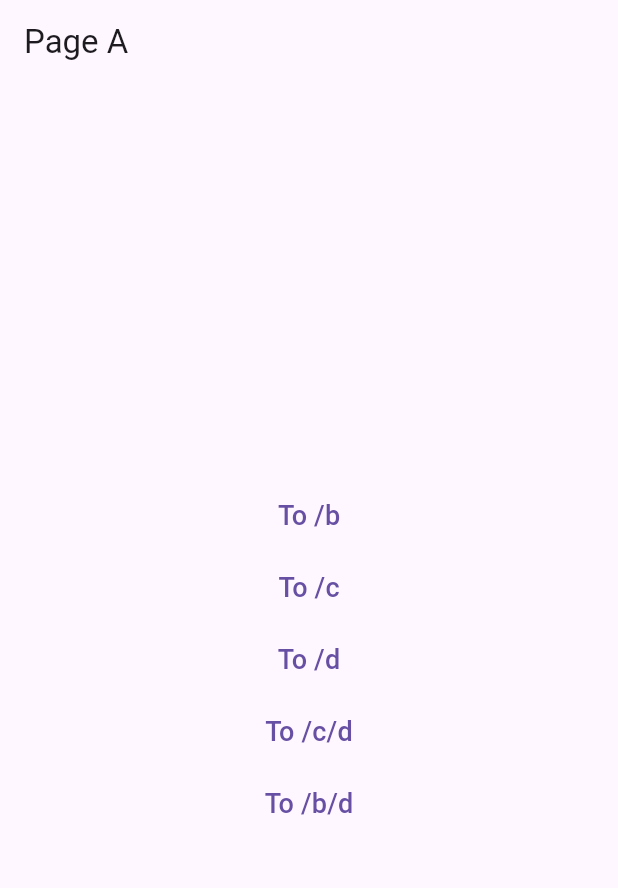
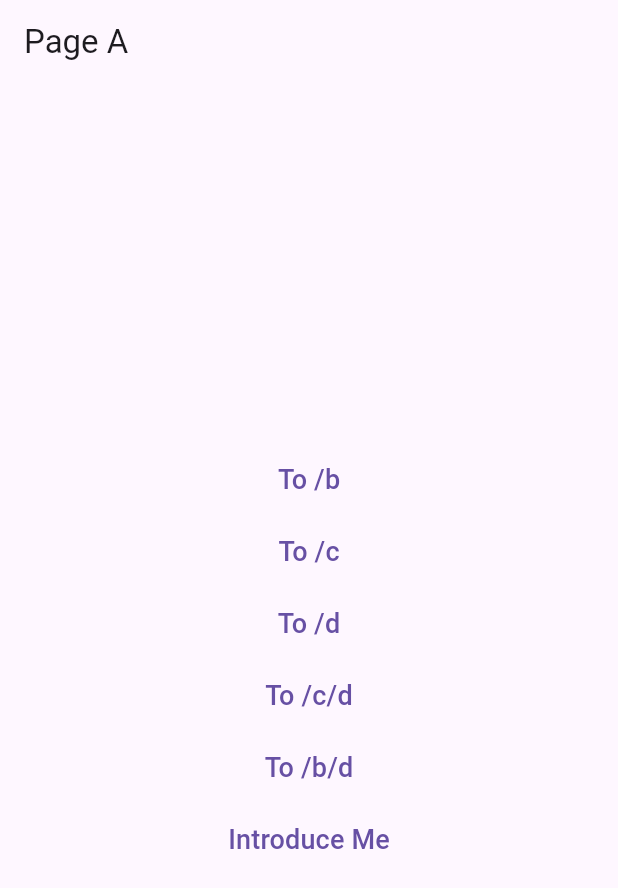
Before and after one commit to armin1440/tree_navigation, a Flutter app: the screen it shows after launch, on a phone screen of 412 x 824 dp. Shown: the top 888 px of the screen. Run offline on Flutter 3.47's test engine with Material 3 defaults, Android fonts, the phone set to English and light mode, and no system bars; our stand-ins replace bot_toast, get_it, go_router.

Commit message:
added "Introduce Me" button

```diff
--- a/example/lib/main.dart
+++ b/example/lib/main.dart
@@ -2,7 +2,6 @@ import 'package:flutter/material.dart';
 import 'package:tree_navigation/tree_navigation.dart';
 
 GlobalKey<NavigatorState> topKey = GlobalKey<NavigatorState>();
-GlobalKey<NavigatorState> shellKey = GlobalKey<NavigatorState>();
 
 void main() async {
   runApp(
@@ -23,7 +22,7 @@ class _MyAppState extends State<MyApp> {
     super.initState();
     TreeNavigation.init(
       useNavigationOne: false,
-      globalKeyList: [topKey, shellKey],
+      globalKeyList: [topKey],
       routeInfoList: Routes.allRoutes,
       routeTreeDefaultPageBuilder: (_, state, child, routeName) => MyCustomTransitionPage(
         key: state.pageKey,
@@ -58,38 +57,24 @@ class _MyAppState extends State<MyApp> {
   Widget build(BuildContext context) {
     return TreeNavigation.makeMaterialApp(
       navigatorKey: topKey,
-      globalKeyList: [topKey, shellKey],
+      globalKeyList: [topKey],
       routeInfoList: Routes.allRoutes,
       routes: [
         TreeRoute(
-          routeInfo: Routes.pageD,
-          pageWidget: const PageD(),
+          routeInfo: Routes.pageA,
+          pageWidget: const PageA(),
         ),
         TreeRoute(
           routeInfo: Routes.pageB,
           pageWidget: const PageB(),
-          routes: [
-            TreeRoute(
-              routeInfo: Routes.pageD,
-              pageWidget: const PageD(),
-            ),
-          ],
         ),
         TreeRoute(
-          routeInfo: Routes.pageA,
-          pageWidget: const PageA(),
-          routes: [
-            TreeRoute(
-              routeInfo: Routes.pageC,
-              pageWidget: const PageC(),
-              routes: [
-                TreeRoute(
-                  routeInfo: Routes.pageD,
-                  pageWidget: const PageD(),
-                ),
-              ],
-            ),
-          ],
+          routeInfo: Routes.pageC,
+          pageWidget: const PageC(),
+        ),
+        TreeRoute(
+          routeInfo: Routes.pageD,
+          pageWidget: const PageD(),
         ),
       ],
     );
@@ -145,6 +130,7 @@ class PageA extends StatelessWidget {
                 route: Routes.pageD,
                 parent: Routes.pageB,
               ),
+              PageNameButton(),
             ],
           ),
         ),
@@ -168,6 +154,7 @@ class PageB extends StatelessWidget {
             children: [
               GoButton(route: Routes.pageA),
               GoButton(route: Routes.pageD),
+              PageNameButton(),
             ],
           ),
         ),
@@ -194,6 +181,7 @@ class PageC extends StatelessWidget {
                 route: Routes.pageD,
                 parent: Routes.pageC,
               ),
+              PageNameButton(),
             ],
           ),
         ),
@@ -216,6 +204,7 @@ class PageD extends StatelessWidget {
             crossAxisAlignment: CrossAxisAlignment.center,
             children: [
               PopButton(),
+              PageNameButton(),
             ],
           ),
         ),
@@ -256,3 +245,20 @@ class PopButton extends StatelessWidget {
     );
   }
 }
+
+class PageNameButton extends StatelessWidget {
+  const PageNameButton({super.key});
+
+  @override
+  Widget build(BuildContext context) {
+    String currentPageName = RouteProvider.of(context)?.name ?? 'Unknown';
+
+    return TextButton(
+      onPressed: () => TreeNavigation.navigator.showTextToast(text: 'I am page "$currentPageName"'),
+      child: const Text(
+        'Introduce Me',
+        style: TextStyle(fontSize: 18),
+      ),
+    );
+  }
+}
--- a/lib/src/navigation_one_service.dart
+++ b/lib/src/navigation_one_service.dart
@@ -16,6 +16,7 @@ class NavigationOneService extends NavigationInterface {
     Map<String, String> pathParameters = const <String, String>{},
     Map<String, dynamic> queryParameters = const <String, dynamic>{},
     Object? extra,
+    RouteInfo? parentPath,
   }) async {
     if (pendingRouteFunction != null) {
       Function copiedFunction = pendingRouteFunction!;
--- a/lib/src/tree_route.dart
+++ b/lib/src/tree_route.dart
@@ -23,7 +23,7 @@ class TreeRoute extends GoRoute {
     super.routes = const <RouteBase>[],
     this.pageWidget,
   }) : super(
-          // name: routeInfo.name,
+          name: routeInfo.name,
           path: routeInfo.path,
           pageBuilder: pageBuilder ??
               (TreeNavigation.defaultPageBuilder != null
```
